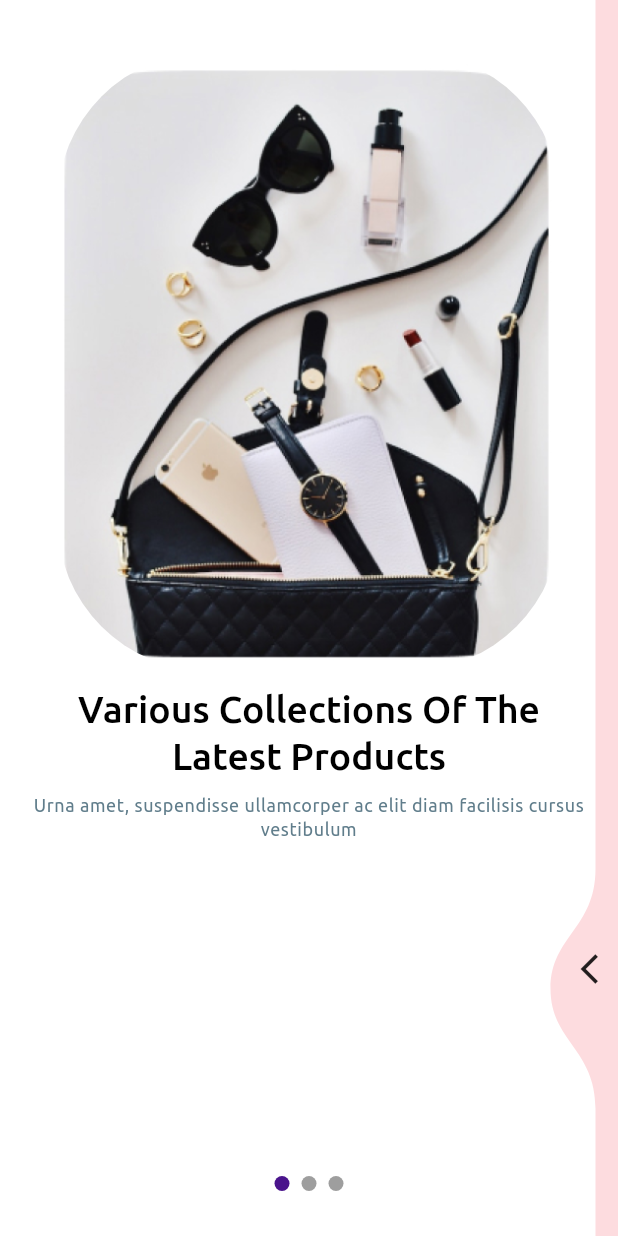
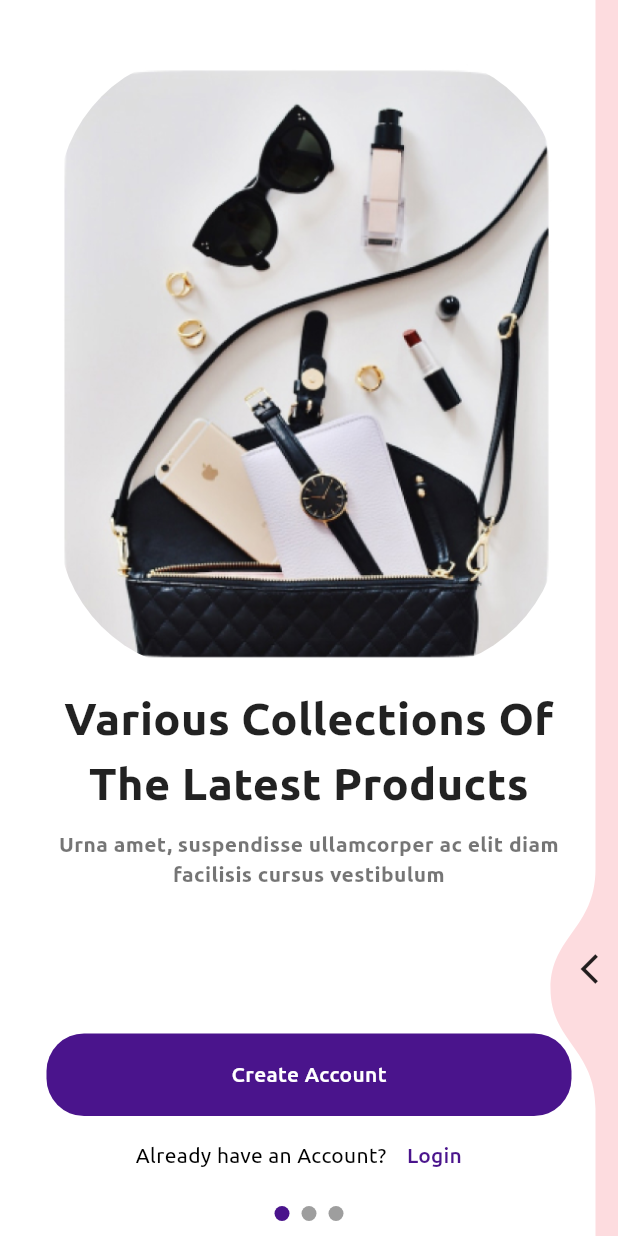
Before and after one commit to Developer-Waqas/Flutter-E-Commerce-App, a Flutter app: the screen it shows after launch, on a phone screen of 412 x 824 dp. Run offline on Flutter 3.47's test engine with Material 3 defaults, Android fonts, the phone set to English and light mode, and no system bars; drawn by our look-alikes of liquid_swipe, smooth_page_indicator; our stand-ins replace get.

Commit message:
Initial Commit

```diff
--- a/lib/src/constants/colors/colors.dart
+++ b/lib/src/constants/colors/colors.dart
@@ -1,7 +1,7 @@
 import 'package:flutter/material.dart';
 
 Color whiteColor = Colors.white;
-Color greyColor = Colors.blueGrey;
+Color greyColor = Colors.grey;
 Color white54 = Colors.white54;
 Color purple900 = Colors.purple.shade900;
 Color onBoardingColor2 = Color(0xFFFDDCDF);
--- a/lib/src/features/authentication/screens/onboarding_screen/onboarding_screen.dart
+++ b/lib/src/features/authentication/screens/onboarding_screen/onboarding_screen.dart
@@ -2,6 +2,8 @@ import 'dart:async';
 
 import 'package:e_commerce_app/src/constants/colors/colors.dart';
 import 'package:e_commerce_app/src/features/authentication/controller/onboarding_controller/onboarding_controller.dart';
+import 'package:e_commerce_app/src/features/authentication/screens/create_account_screen/create_account_screen.dart';
+import 'package:e_commerce_app/src/widgets/custom_button/custom_button.dart';
 import 'package:flutter/material.dart';
 import 'package:get/get.dart';
 import 'package:liquid_swipe/liquid_swipe.dart';
@@ -17,7 +19,6 @@ class OnBoardingScreen extends StatelessWidget {
     final obController = Get.put(OnBoardingController());
 
     return Scaffold(
-      backgroundColor: Colors.white,
       body: Stack(
         alignment: Alignment.center,
         children: [
@@ -28,9 +29,47 @@ class OnBoardingScreen extends StatelessWidget {
             slideIconWidget: Icon(Icons.arrow_back_ios, color: black87),
             onPageChangeCallback: obController.currentPage,
           ),
+          Positioned(
+            bottom: 80,
+            child: Custombutton(
+              text: 'Create Account',
+              onPressed: () {Get.to(CreateAccountScreen());},
+              height: 55,
+              width: 350,
+              borderRadius: 25,
+              color: purple900,
+              textStyle: Theme.of(context).textTheme.bodyMedium,
+              padding: EdgeInsets.symmetric(horizontal: 15),
+            ),
+          ),
+          Positioned(
+            bottom: 30,
+            child: Row(
+              children: [
+                Text(
+                  'Already have an Account?',
+                  style: TextStyle(
+                    fontFamily: 'UbuntuRegular',
+                    color: blackColor,
+                  ),
+                ),
+                TextButton(
+                  onPressed: () {},
+                  child: Text(
+                    'Login',
+                    style: TextStyle(
+                      fontFamily: 'UbuntuMedium',
+                      color: purple900,
+                      fontSize: 14,
+                    ),
+                  ),
+                ),
+              ],
+            ),
+          ),
           Obx(
             () => Positioned(
-              bottom: 30,
+              bottom: 10,
               child: AnimatedSmoothIndicator(
                 activeIndex: obController.currentPage.value,
                 count: 3,
--- a/lib/src/utils/theme/theme.dart
+++ b/lib/src/utils/theme/theme.dart
@@ -6,14 +6,19 @@ class AppTheme {
 
   ///light theme--------------------------------------
   static ThemeData lightTheme = ThemeData(
-    scaffoldBackgroundColor: purple900,
     brightness: Brightness.light,
     textTheme: TextThemes.lightTextTheme,
+    buttonTheme: ButtonThemeData(
+      buttonColor: purple900
+    ),
   );
 
   ///dark theme--------------------------------------
   static ThemeData darkTheme = ThemeData(
     brightness: Brightness.dark,
     textTheme: TextThemes.darkTextTheme,
+    buttonTheme: ButtonThemeData(
+        buttonColor: whiteColor,
+    ),
   );
 }
--- a/lib/src/utils/theme/widgets_theme/widgets_theme.dart
+++ b/lib/src/utils/theme/widgets_theme/widgets_theme.dart
@@ -7,7 +7,7 @@ class TextThemes {
   static TextTheme lightTextTheme = TextTheme(
     displayMedium: TextStyle(
         fontFamily: 'UbuntuBold',
-        color: whiteColor,
+        color: purple900,
         fontSize: 30
     ),
     displaySmall: TextStyle(
@@ -17,7 +17,17 @@ class TextThemes {
     ),
     bodySmall: TextStyle(
       fontFamily: 'UbuntuRegular',
-      color: greyColor,
+      color: Colors.grey,
+      fontSize: 14
+    ),
+    bodyMedium: TextStyle(
+      fontFamily: 'UbuntuMedium',
+      color: whiteColor
+    ),
+    headlineMedium: TextStyle(
+        fontFamily: 'UbuntuMedium',
+        color: blackColor,
+      fontSize: 15
     ),
 
   );
@@ -27,17 +37,22 @@ class TextThemes {
   static TextTheme darkTextTheme = TextTheme(
     displayMedium: TextStyle(
         fontFamily: 'UbuntuBold',
-        color: purple900,
+        color: Colors.white70,
         fontSize: 30
     ),
     bodySmall: TextStyle(
       fontFamily: 'UbuntuMedium',
-      color: purple900,
+      color: white54,
     ),
     displaySmall: TextStyle(
       fontSize: 25,
       fontFamily: 'UbuntuMedium',
-      color: purple900,
+      color: white54,
+    ),
+    headlineMedium: TextStyle(
+        fontFamily: 'UbuntuMedium',
+        color: white54,
+      fontSize: 10
     ),
 
   );
--- /dev/null
+++ b/lib/src/widgets/custom_button/custom_button.dart
@@ -0,0 +1,50 @@
+import 'package:flutter/material.dart';
+
+import '../../constants/colors/colors.dart';
+
+class Custombutton extends StatelessWidget {
+
+  final double height;
+  final double width;
+  final Color? color;
+  final double borderRadius;
+  final String text;
+  final TextStyle? textStyle;
+  final EdgeInsetsGeometry? padding;
+  final VoidCallback onPressed;
+  final BoxBorder? border;
+
+  const Custombutton({
+    super.key,
+    this.height = 55,
+    this.width = 350,
+    this.color,
+    this.borderRadius = 25,
+    required this.text,
+    this.textStyle,
+    this.padding,
+    required this.onPressed,
+    this.border,
+  });
+
+  @override
+  Widget build(BuildContext context) {
+    return Container(
+      padding: padding,
+      height: height,
+      width: width,
+      decoration: BoxDecoration(
+        color: color,
+        borderRadius: BorderRadius.circular(borderRadius),
+        border: border,
+      ),
+      child: TextButton(
+        onPressed: onPressed,
+        child: Text(
+          text,
+          style: textStyle,
+        ),
+      ),
+    );
+  }
+}
--- a/lib/src/widgets/onboard_container/onboard_container.dart
+++ b/lib/src/widgets/onboard_container/onboard_container.dart
@@ -37,11 +37,18 @@ class OnBoardingContainer extends StatelessWidget {
               SizedBox(height: 10,),
               Text(
                 text,
-                style: Theme.of(context).textTheme.displaySmall,
+                style: TextStyle(
+                    fontFamily: 'UbuntuBold',
+                    color: Colors.black87,
+                    fontSize: 30
+                ),
                 textAlign: TextAlign.center,
               ),
               SizedBox(height: 10,),
-              Text(subText,style: Theme.of(context).textTheme.bodySmall,
+              Text(subText,style: TextStyle(
+                  fontFamily: 'UbuntuBold',
+                  color: Colors.black54,
+              ),
                 textAlign: TextAlign.center,
               ),
             ],
```
Also changed, not shown: lib/src/constants/style/app_style.dart (added, +11 -0 lines), lib/src/features/authentication/controller/splash_controller/splash_controller.dart (deleted, +0 -17 lines), lib/src/features/authentication/screens/create_account_screen/create_account_screen.dart (added, +211 -0 lines), lib/src/features/authentication/screens/splash_screen/splash_screen.dart (+21 -3 lines), lib/src/widgets/custom_textfield/custom_textfield.dart (added, +46 -0 lines).
